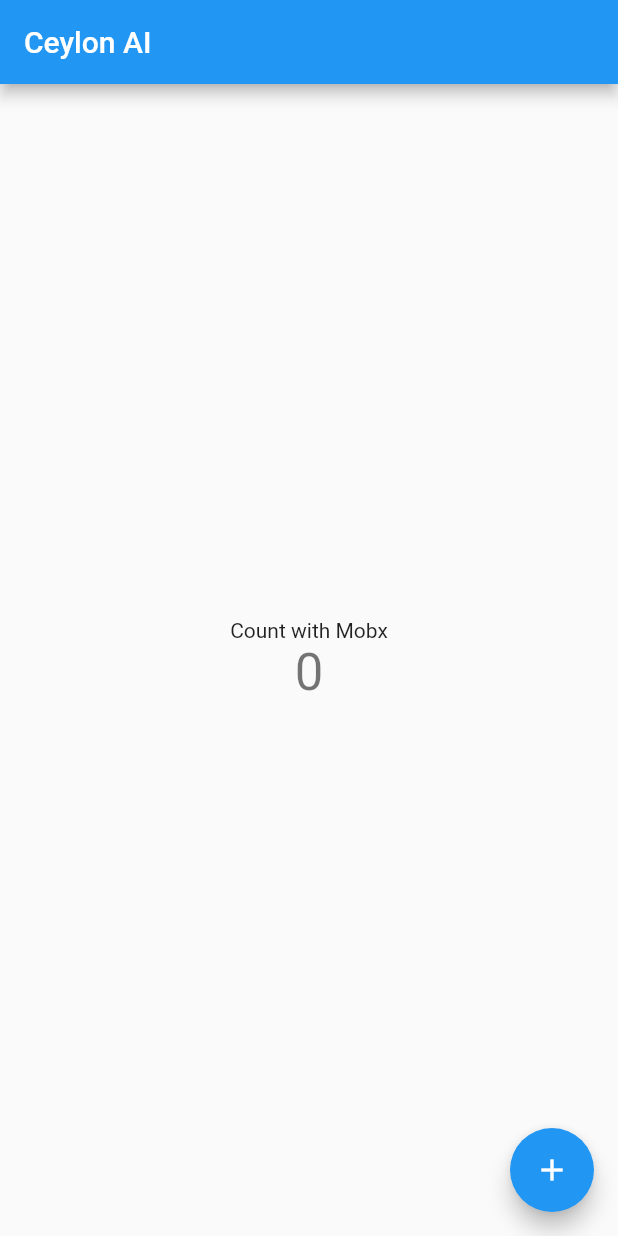
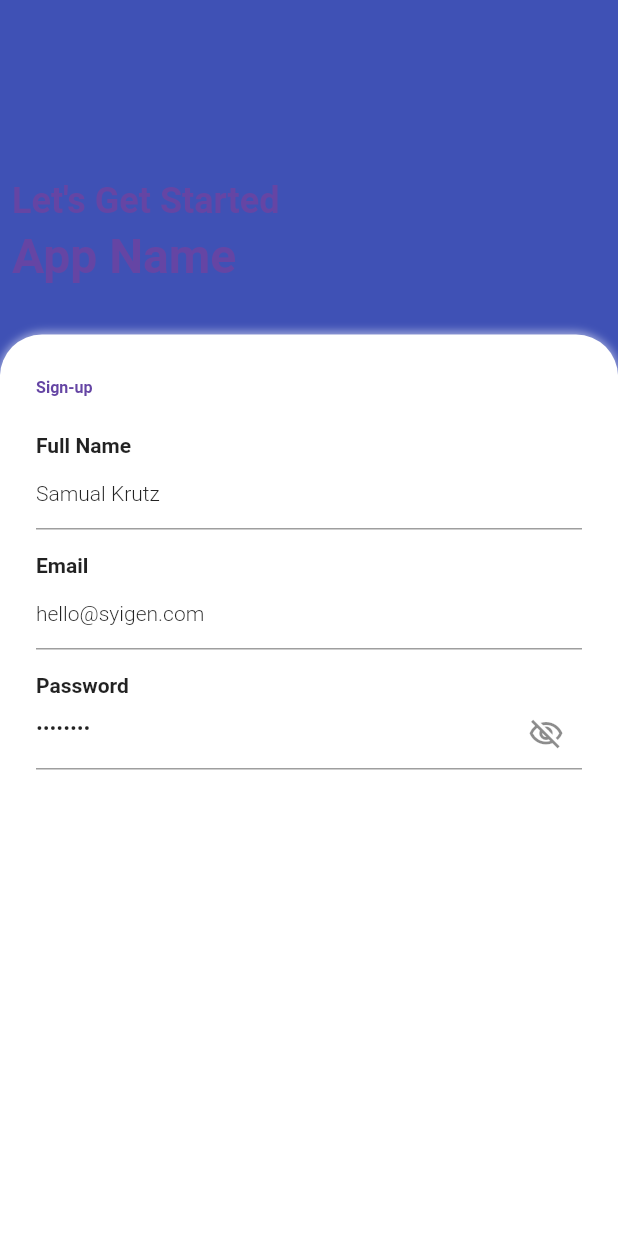
Before and after one commit to dewmal/flutter_basic_application, a Flutter app: the screen it shows after launch, on a phone screen of 412 x 824 dp. Run offline on Flutter 3.47's test engine with Material 2 defaults, Android fonts, the phone set to English and light mode, and no system bars; our stand-ins replace firebase_core, firebase_database, flutter_mobx, mobx; accounts and stored records are empty; generated files the repository leaves out were written again.

Commit message:
Update theme

```diff
--- a/lib/main.dart
+++ b/lib/main.dart
@@ -1,7 +1,6 @@
-import 'dart:developer';
-
 import 'package:firebase_core/firebase_core.dart';
 import 'package:flutter/material.dart';
+import 'package:flutter_basic/pages/register_page.dart';
 import 'package:flutter_basic/store/counter.dart';
 import 'package:flutter_mobx/flutter_mobx.dart';
 import 'package:provider/provider.dart';
@@ -21,6 +20,11 @@ class MyApp extends StatelessWidget {
   // This widget is the root of your application.
   @override
   Widget build(BuildContext context) {
+    var theme = ThemeData.light().copyWith(
+        backgroundColor: Colors.white,
+        colorScheme: ColorScheme.fromSwatch(primarySwatch: Colors.indigo));
+
+    var textTheme = theme.textTheme;
     return MultiProvider(
       providers: [
         Provider<Counter>(
@@ -29,10 +33,34 @@ class MyApp extends StatelessWidget {
       ],
       child: MaterialApp(
         title: 'Flutter Demo',
-        theme: ThemeData(
-          primarySwatch: Colors.blue,
-        ),
-        home: const MyPageWithMobx(),
+        theme: theme.copyWith(
+            textTheme: textTheme.copyWith(
+          headline1: textTheme.headline1?.copyWith(
+              fontSize: 32.0,
+              fontWeight: FontWeight.bold,
+              color: const Color(0XFF6545a4)),
+          headline2: textTheme.headline2?.copyWith(
+              fontSize: 24.0,
+              fontWeight: FontWeight.bold,
+              color: const Color(0XFF6545a4)),
+          headline3: textTheme.headline3?.copyWith(
+              fontSize: 18.72,
+              fontWeight: FontWeight.bold,
+              color: const Color(0XFF6545a4)),
+          headline4: textTheme.headline4?.copyWith(
+              fontSize: 16.0,
+              fontWeight: FontWeight.bold,
+              color: const Color(0XFF6545a4)),
+          headline5: textTheme.headline5?.copyWith(
+              fontSize: 13.28,
+              fontWeight: FontWeight.bold,
+              color: const Color(0XFF6545a4)),
+          headline6: textTheme.headline6?.copyWith(
+              fontSize: 10.72,
+              fontWeight: FontWeight.bold,
+              color: const Color(0XFF6545a4)),
+        )),
+        home: const RegisterPage(),
       ),
     );
   }
@@ -47,7 +75,7 @@ class MyPageWithMobx extends StatelessWidget {
 
     return Scaffold(
       appBar: AppBar(
-        title: Text("Ceylon AI"),
+        title: const Text("Ceylon AI"),
       ),
       body: Center(
         child: Column(
--- /dev/null
+++ b/lib/pages/register_page.dart
@@ -0,0 +1,160 @@
+import 'package:flutter/material.dart';
+
+class RegisterPage extends StatelessWidget {
+  const RegisterPage({Key? key}) : super(key: key);
+
+  @override
+  Widget build(BuildContext context) {
+    return Scaffold(
+      backgroundColor: Theme.of(context).backgroundColor,
+      extendBody: true,
+      body: CustomScrollView(
+        shrinkWrap: true,
+        slivers: [
+          SliverAppBar(
+            pinned: true,
+            expandedHeight: 250,
+            flexibleSpace: Stack(
+              children: [
+                Positioned(
+                  left: 0,
+                  right: 0,
+                  top: 0,
+                  bottom: 40,
+                  child: Padding(
+                    padding: const EdgeInsets.all(8.0),
+                    child: Column(
+                      mainAxisAlignment: MainAxisAlignment.end,
+                      crossAxisAlignment: CrossAxisAlignment.start,
+                      children: [
+                        Text(
+                          "Let's Get Started",
+                          style: Theme.of(context).textTheme.headline2,
+                        ),
+                        const SizedBox(
+                          height: 4,
+                        ),
+                        Text(
+                          "App Name",
+                          style: Theme.of(context)
+                              .textTheme
+                              .headline1
+                              ?.copyWith(fontWeight: FontWeight.bold),
+                        ),
+                        const SizedBox(
+                          height: 12,
+                        )
+                      ],
+                    ),
+                  ),
+                ),
+                Positioned(
+                  child: Container(
+                    height: 28,
+                    decoration: BoxDecoration(
+                        color: Theme.of(context).backgroundColor,
+                        borderRadius: const BorderRadius.vertical(
+                          top: Radius.circular(50),
+                        ),
+                        boxShadow: [
+                          BoxShadow(
+                              color: Colors.white.withOpacity(0.5),
+                              spreadRadius: 2,
+                              blurRadius: 4)
+                        ]),
+                  ),
+                  bottom: -1,
+                  left: 0,
+                  right: 0,
+                ),
+              ],
+            ),
+          ),
+          SliverToBoxAdapter(
+            child: Padding(
+              padding: const EdgeInsets.all(8.0).copyWith(top: 0),
+              child: Padding(
+                padding: const EdgeInsets.all(8.0).copyWith(top: 0),
+                child: Column(
+                  mainAxisAlignment: MainAxisAlignment.start,
+                  crossAxisAlignment: CrossAxisAlignment.start,
+                  children: [
+                    Padding(
+                      padding: const EdgeInsets.all(8.0)
+                          .copyWith(top: 2, bottom: 16),
+                      child: Text(
+                        "Sign-up",
+                        style: Theme.of(context)
+                            .textTheme
+                            .headline6
+                            ?.copyWith(fontWeight: FontWeight.bold),
+                      ),
+                    ),
+                    InputBoxWidget(context,
+                        labelText: "Full Name",
+                        editController:
+                            TextEditingController(text: "Samual Krutz")),
+                    InputBoxWidget(context,
+                        labelText: "Email",
+                        editController:
+                            TextEditingController(text: "hello@syigen.com")),
+                    CoreInputBoxWidget(context,
+                        labelText: "Password",
+                        inputWidget: TextField(
+                          obscureText: true,
+                          controller: TextEditingController(text: "asdasdas"),
+                          decoration: InputDecoration(
+                              suffixIcon: IconButton(
+                                  onPressed: () => {},
+                                  icon: const Icon(
+                                      Icons.visibility_off_outlined))),
+                          style: Theme.of(context)
+                              .textTheme
+                              .bodyText1
+                              ?.copyWith(fontWeight: FontWeight.w300),
+                        ))
+                  ],
+                ),
+              ),
+            ),
+          ),
+        ],
+      ),
+    );
+  }
+
+  Widget InputBoxWidget(BuildContext context,
+      {required String labelText,
+      required TextEditingController editController}) {
+    return CoreInputBoxWidget(context,
+        labelText: labelText,
+        inputWidget: TextField(
+          controller: editController,
+          style: Theme.of(context)
+              .textTheme
+              .bodyText1
+              ?.copyWith(fontWeight: FontWeight.w300),
+        ));
+  }
+}
+
+Widget CoreInputBoxWidget(BuildContext context,
+    {required String labelText, required Widget inputWidget}) {
+  return Padding(
+    padding: const EdgeInsets.all(8.0),
+    child: Column(
+      mainAxisAlignment: MainAxisAlignment.start,
+      crossAxisAlignment: CrossAxisAlignment.start,
+      children: [
+        Text(
+          labelText,
+          style: Theme.of(context)
+              .textTheme
+              .bodyText1
+              ?.copyWith(fontWeight: FontWeight.bold),
+        ),
+        inputWidget
+      ],
+    ),
+  );
+}
```
Also changed, not shown: 1 other file.
